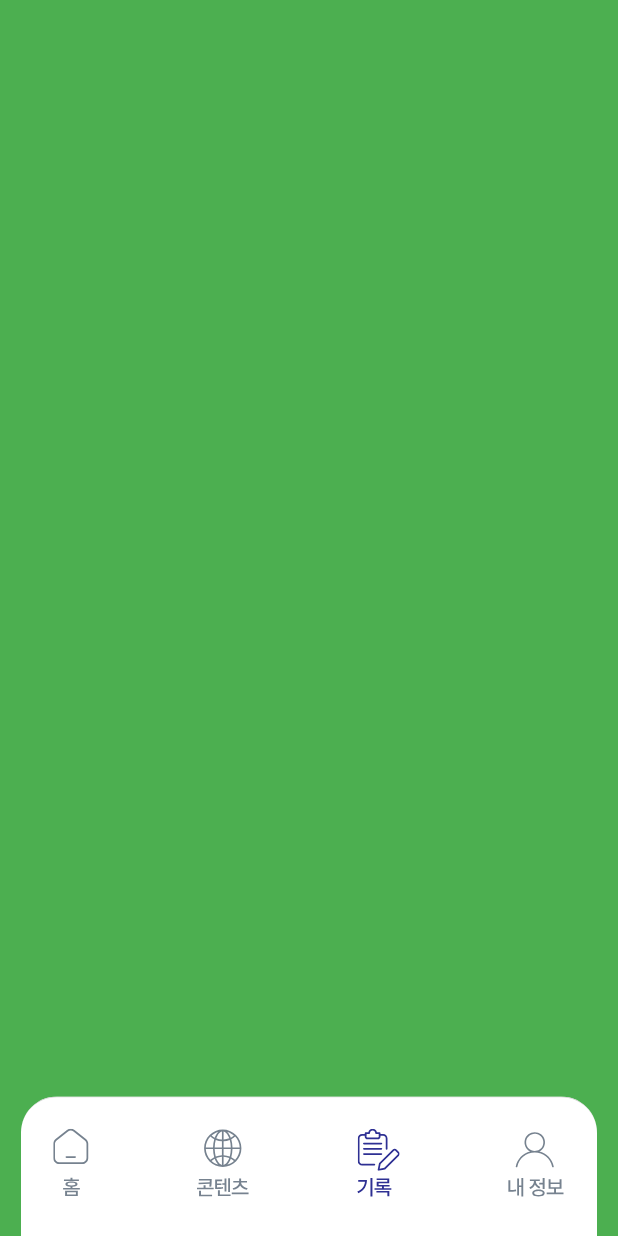
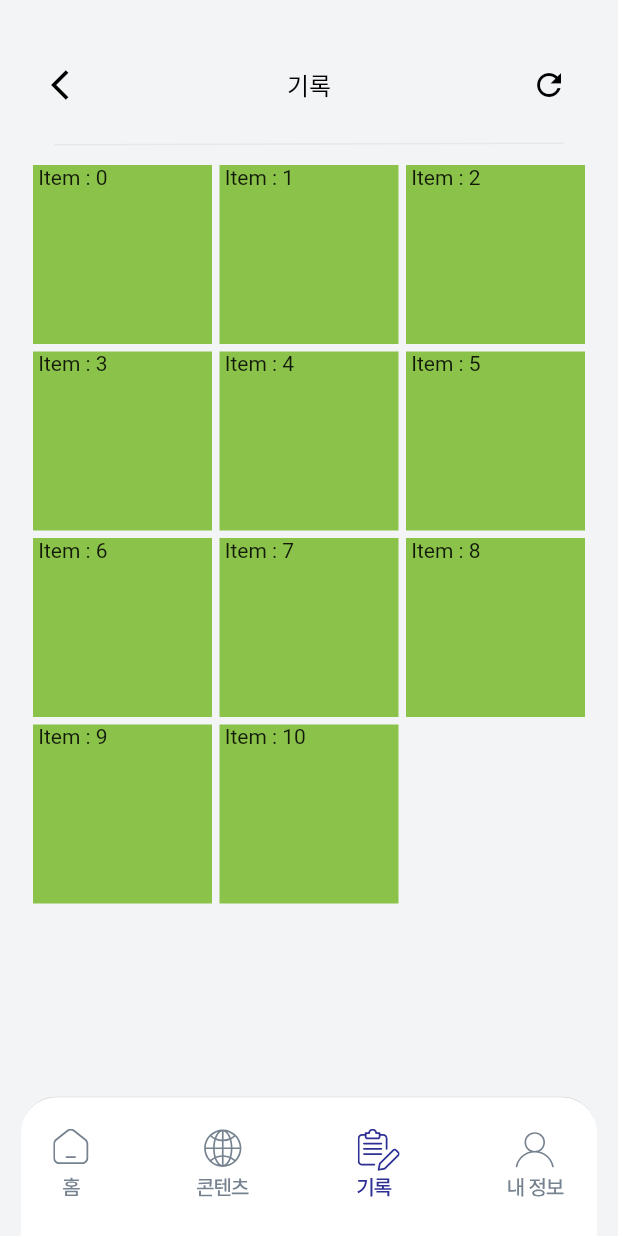
Before and after one commit to JeHeeYu/Young-Squad, a Flutter app: the screen it shows after launch, item 3 of the bottom bar chosen, on a phone screen of 412 x 824 dp. Run offline on Flutter 3.47's test engine with Material 2 defaults, Android fonts, the phone set to English and light mode, and no system bars; our stand-ins replace flutter_svg, fluttertoast, image_picker, smooth_page_indicator; missing offline and left inert: flutter_provider; Roboto replaces fonts that are missing (Pretendard); project files that could hold a hidden picture were left out.

Commit message:
feat: Add Record Page (Demo)

```diff
--- a/lib/main.dart
+++ b/lib/main.dart
@@ -1,4 +1,7 @@
 import 'package:fluttertoast/fluttertoast.dart';
+import 'package:provider/provider.dart';
+import 'package:young_squad/providers/main_provider.dart';
+import 'package:young_squad/views/onboardings/onboarding_first.dart';
 import 'package:young_squad/views/pages/contents_page.dart';
 import 'package:young_squad/views/pages/home_page.dart';
 import 'package:young_squad/views/pages/profile_page.dart';
@@ -9,7 +12,8 @@ import 'package:flutter/material.dart';
 import 'package:young_squad/routes/routes.dart';
 import 'package:young_squad/routes/routes_name.dart';
 
-void main() async {
+void main() {
+  WidgetsFlutterBinding.ensureInitialized();
   runApp(const MyApp());
 }
 
@@ -18,15 +22,20 @@ class MyApp extends StatelessWidget {
 
   @override
   Widget build(BuildContext context) {
-    return MaterialApp(
+    return MultiProvider(
+      providers: [
+        ChangeNotifierProvider<MainProvider>(create: (_) => MainProvider()),
+      ],
+      child: MaterialApp(
         title: 'Young Squad',
         theme: ThemeData(
           primarySwatch: Colors.blue,
         ),
         //initialRoute: RoutesName.onboardingFirst,
         // need edit route
-      initialRoute: RoutesName.homePage,
+        initialRoute: RoutesName.recordPage,
         onGenerateRoute: Routes.generateRoute,
+      ),
     );
   }
 }
--- /dev/null
+++ b/lib/providers/main_provider.dart
@@ -0,0 +1,86 @@
+import 'package:flutter/material.dart';
+
+class MainProvider extends ChangeNotifier {
+  int sex = 0;
+  int get getSex => sex;
+
+  void setSex(int value) {
+    print("Jehee value : $value");
+    sex = value;
+
+    notifyListeners();
+  }
+
+  String birthday = "";
+  String get getBirthday => birthday;
+
+  void setBirthday(String day) {
+    print("Jehee $day");
+    birthday = day;
+
+    notifyListeners();
+  }
+
+  int mate = 0;
+  int get getMate => mate;
+
+  void setMate(int value) {
+    mate = value;
+
+    notifyListeners();
+  }
+
+  String inDate = "";
+  String get getInDate => inDate;
+
+  void setInDate(String date) {
+    inDate = date;
+
+    notifyListeners();
+  }
+
+  String outDate = "";
+  String get getOutDate => outDate;
+
+  void setOutDate(String date) {
+    outDate = date;
+
+    notifyListeners();
+  }
+
+  int airport = 0;
+  int get getAirport => airport;
+
+  void setAirport(int value) {
+    airport = value;
+
+    notifyListeners();
+  }
+
+  int tripThema = 0;
+  int get getTripThema => tripThema;
+
+  void setTripThema(int thema) {
+    tripThema = thema;
+
+    notifyListeners();
+  }
+
+  int destination = 0;
+  int get getDestination => destination;
+
+  void setDestination(int value) {
+    destination = value;
+
+    notifyListeners();
+  }
+
+  String misstionImage = "";
+  String get getMissionImage => misstionImage;
+
+  void setMissionImage(String path) {
+    misstionImage = path;
+
+    notifyListeners();
+  }
+}
--- a/lib/statics/images.dart
+++ b/lib/statics/images.dart
@@ -35,4 +35,5 @@ class Images {
   static const String destinationJeonju = 'assets/images/img_destination_jeonju.svg';
   static const String destinationKyungju = 'assets/images/img_destination_kyungju.svg';
   static const String imageUpload = 'assets/images/img_image_upload.svg';
+  static const String open = 'assets/images/img_open.svg';
 }
--- a/lib/statics/strings.dart
+++ b/lib/statics/strings.dart
@@ -3,4 +3,9 @@ class Strings {
   static const String contents = "콘텐츠";
   static const String record = "기록";
   static const String profile = "내정보";
+  static const String sexGuide = "여행자님의 성별을 알려주세요!";
+  static const String man = "남";
+  static const String girl = "여";
+  static const String birthdayGuide = "여행자님의 출생연도를 입력해주세요!";
+  static const String next = "다음";
 }
--- a/lib/views/pages/record_page.dart
+++ b/lib/views/pages/record_page.dart
@@ -1,8 +1,11 @@
 import 'package:flutter/material.dart';
 import 'package:flutter/src/widgets/framework.dart';
 import 'package:flutter/src/widgets/placeholder.dart';
+import 'package:young_squad/views/widgets/app_bar_widget.dart';
 
 import '../../controller/bottom_navigation_controller.dart';
+import '../../statics/colors.dart';
+import '../../statics/strings.dart';
 
 class RecordPage extends StatefulWidget {
   const RecordPage({super.key});
@@ -15,8 +18,34 @@ class _RecordPageState extends State<RecordPage> {
   @override
   Widget build(BuildContext context) {
     return Scaffold(
-      backgroundColor: Colors.green,
-      bottomNavigationBar: BottomNavigationController(tabIndex: 2,),
+      body: Padding(
+        padding: const EdgeInsets.symmetric(horizontal: 22.0),
+        child: Column(
+          children: [
+            const AppBarWidget(title: Strings.record),
+            Expanded(
+              child: GridView.builder(
+                itemCount: 11,
+                gridDelegate: const SliverGridDelegateWithFixedCrossAxisCount(
+                  crossAxisCount: 3,
+                  mainAxisSpacing: 5,
+                  crossAxisSpacing: 5,
+                ),
+                itemBuilder: (BuildContext context, int index) {
+                  return Container(
+                    width: 110,
+                    height: 110,
+                    color: Colors.lightGreen,
+                    child: Text(' Item : $index'),
+                  );
+                },
+              ),
+            ),
+          ],
+        ),
+      ),
+      backgroundColor: const Color(UserColors.mainBackGround),
+      bottomNavigationBar: BottomNavigationController(tabIndex: 2),
     );
   }
 }
--- a/lib/views/widgets/app_bar_widget.dart
+++ b/lib/views/widgets/app_bar_widget.dart
@@ -10,12 +10,27 @@ class AppBarWidget extends StatelessWidget implements PreferredSizeWidget {
 
   @override
   Widget build(BuildContext context) {
-    return Column(
+    return Padding(
+      padding: const EdgeInsets.only(top: 20.0),
+      child: Container(
+        height: 90,
+        child: Column(
+          crossAxisAlignment: CrossAxisAlignment.center,
+          mainAxisAlignment: MainAxisAlignment.center,
           children: [
-        Container(
-          height: 90,
-          child: Center(
-            child: Text(
+            Row(
+              mainAxisAlignment: MainAxisAlignment.spaceBetween,
+              children: [
+                IconButton(
+                  onPressed: () {
+                    Navigator.of(context).pop();
+                  },
+                  icon: const Icon(
+                    Icons.arrow_back_ios,
+                    color: Colors.black,
+                  ),
+                ),
+                Text(
                   title,
                   style: const TextStyle(
                       color: Colors.black,
@@ -23,12 +38,24 @@ class AppBarWidget extends StatelessWidget implements PreferredSizeWidget {
                       fontWeight: FontWeight.w500,
                       fontSize: 16),
                 ),
+                IconButton(
+                  onPressed: () {},
+                  icon: const Icon(
+                    Icons.refresh,
+                    color: Colors.black,
                   ),
                 ),
-        SvgPicture.asset(
+              ],
+            ),
+            Padding(
+              padding: const EdgeInsets.only(top: 14.0),
+              child: SvgPicture.asset(
                 Images.titleLine,
               ),
+            ),
           ],
+        ),
+      ),
     );
   }
 
```
Also changed, not shown: lib/views/onboardings/onboarding_first.dart (+72 -21 lines), lib/views/pages/mission_detail_page.dart (+4 -4 lines), assets/images/img_open.svg (added), pubspec.lock, 1 other file. Lines whose indentation alone changed are shown as unchanged.
